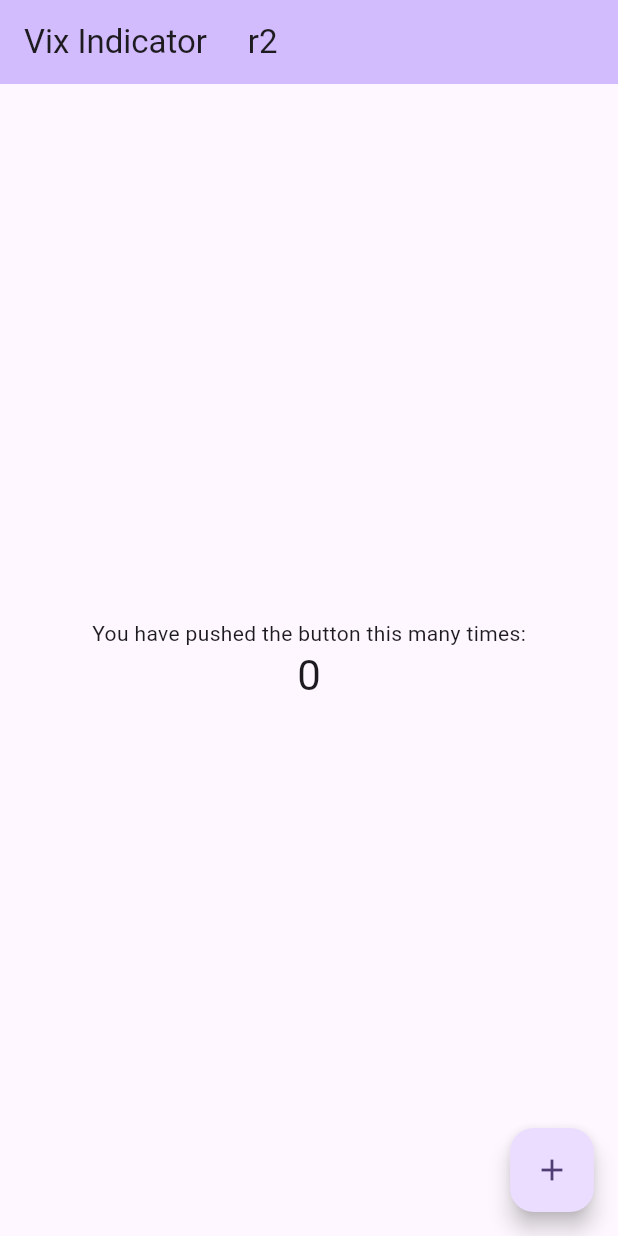
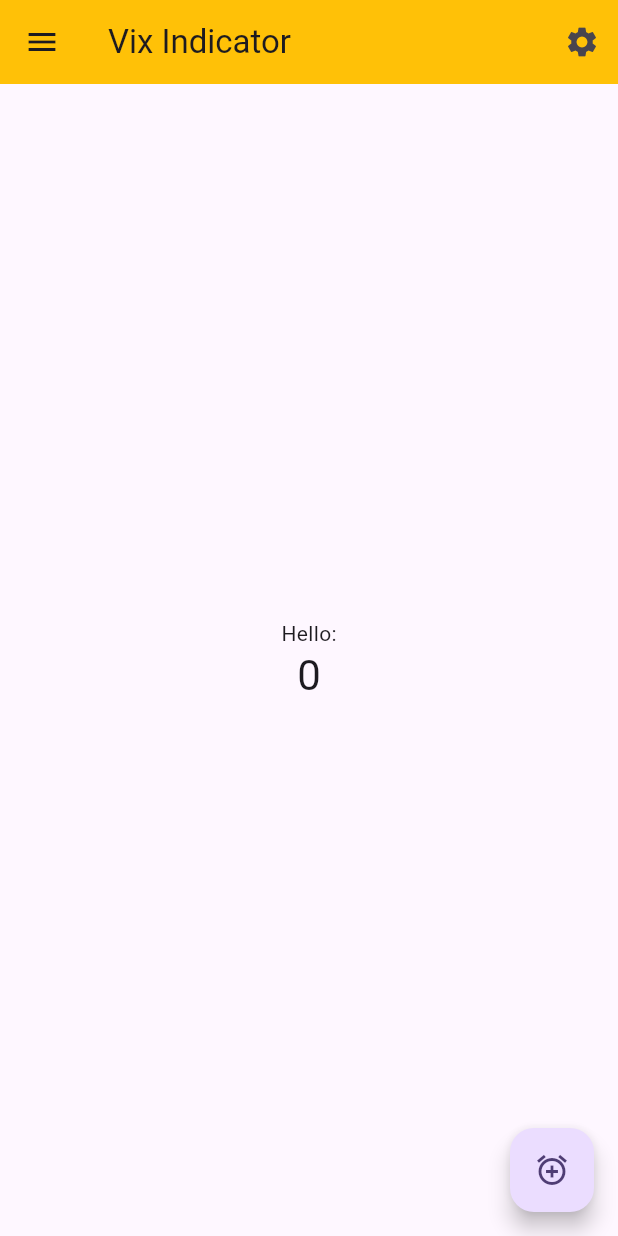
Before and after one commit to martiPJ03/VIXIndicator, a Flutter app: the screen it shows after launch, on a phone screen of 412 x 824 dp. Run offline on Flutter 3.47's test engine with Material 3 defaults, Android fonts, the phone set to English and light mode, and no system bars.

Commit message:
Start some changes

```diff
--- a/vix_indicator/lib/main.dart
+++ b/vix_indicator/lib/main.dart
@@ -7,45 +7,21 @@ void main() {
 class MyApp extends StatelessWidget {
   const MyApp({super.key});
 
-  // This widget is the root of your application.
   @override
   Widget build(BuildContext context) {
     return MaterialApp(
       title: 'Vix Indicator',
       theme: ThemeData(
-        // This is the theme of your application.
-        //
-        // TRY THIS: Try running your application with "flutter run". You'll see
-        // the application has a purple toolbar. Then, without quitting the app,
-        // try changing the seedColor in the colorScheme below to Colors.green
-        // and then invoke "hot reload" (save your changes or press the "hot
-        // reload" button in a Flutter-supported IDE, or press "r" if you used
-        // the command line to start the app).
-        //
-        // Notice that the counter didn't reset back to zero; the application
-        // state is not lost during the reload. To reset the state, use hot
-        // restart instead.
-        //
-        // This works for code too, not just values: Most code changes can be
-        // tested with just a hot reload.
         colorScheme: .fromSeed(seedColor: Colors.deepPurple),
       ),
-      home: const MyHomePage(title: 'Vix Indicator     r2'),
+      home: const MyHomePage(title: 'Vix Indicator'),
     );
   }
 }
 
 class MyHomePage extends StatefulWidget {
+
   const MyHomePage({super.key, required this.title});
-
-  // This widget is the home page of your application. It is stateful, meaning
-  // that it has a State object (defined below) that contains fields that affect
-  // how it looks.
-
-  // This class is the configuration for the state. It holds the values (in this
-  // case the title) provided by the parent (in this case the App widget) and
-  // used by the build method of the State. Fields in a Widget subclass are
-  // always marked "final".
 
   final String title;
 
@@ -58,32 +34,30 @@ class _MyHomePageState extends State<MyHomePage> {
 
   void _incrementCounter() {
     setState(() {
-      // This call to setState tells the Flutter framework that something has
-      // changed in this State, which causes it to rerun the build method below
-      // so that the display can reflect the updated values. If we changed
-      // _counter without calling setState(), then the build method would not be
-      // called again, and so nothing would appear to happen.
       _counter++;
     });
   }
 
   @override
   Widget build(BuildContext context) {
-    // This method is rerun every time setState is called, for instance as done
-    // by the _incrementCounter method above.
-    //
-    // The Flutter framework has been optimized to make rerunning build methods
-    // fast, so that you can just rebuild anything that needs updating rather
-    // than having to individually change instances of widgets.
     return Scaffold(
       appBar: AppBar(
-        // TRY THIS: Try changing the color here to a specific color (to
-        // Colors.amber, perhaps?) and trigger a hot reload to see the AppBar
-        // change color while the other colors stay the same.
-        backgroundColor: Theme.of(context).colorScheme.inversePrimary,
-        // Here we take the value from the MyHomePage object that was created by
-        // the App.build method, and use it to set our appbar title.
+        backgroundColor: Colors.amber,
         title: Text(widget.title),
+        leading: IconButton(
+          icon: const Icon(Icons.menu),
+          onPressed: () {
+            // Handle menu button press
+          },
+        ),
+        actions: [
+          IconButton(
+            icon: const Icon(Icons.settings),
+            onPressed: () {
+              // Handle settings button press
+            },
+          ),
+        ],
       ),
       body: Center(
         // Center is a layout widget. It takes a single child and positions it
@@ -104,7 +78,7 @@ class _MyHomePageState extends State<MyHomePage> {
           // wireframe for each widget.
           mainAxisAlignment: .center,
           children: [
-            const Text('You have pushed the button this many times:'),
+            const Text('Hello:'),
             Text(
               '$_counter',
               style: Theme.of(context).textTheme.headlineMedium,
@@ -115,7 +89,7 @@ class _MyHomePageState extends State<MyHomePage> {
       floatingActionButton: FloatingActionButton(
         onPressed: _incrementCounter,
         tooltip: 'Increment',
-        child: const Icon(Icons.add),
+        child: const Icon(Icons.add_alarm),
       ),
     );
   }
```
